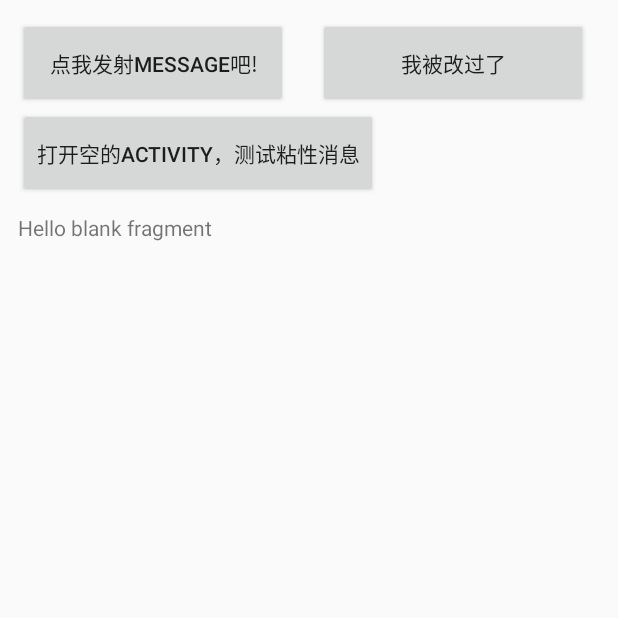
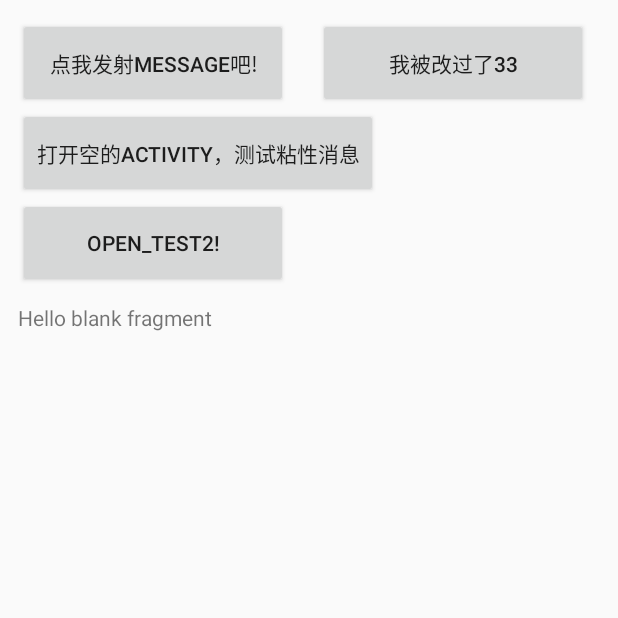
Before and after one commit to NobodyCaiCai/ThirdEventStudy, an Android app: the EventBusFragment screen opened directly, with no data from a screen before it, after a tap on "点我发射MESSAGE吧!", on a phone screen of 412 x 824 dp, the top half of it. Run offline under Robolectric (Android 15) with nearby library versions, the phone set to English and light mode, and no system bars; our stand-ins replace EventBus.

Commit message:
eventBus 源码调试2

```diff
--- a/app/src/main/AndroidManifest.xml
+++ b/app/src/main/AndroidManifest.xml
@@ -33,6 +33,10 @@
 
         <activity android:theme="@style/Theme.AppCompat.Light"
             android:name=".eventBus.EventBusTestActivitySon" />
+
+        <activity android:theme="@style/Theme.AppCompat.Light"
+            android:name=".eventBus.EventBusTestActivitySon2" />
+
     </application>
 
 </manifest>
--- a/app/src/main/java/com/caicai/thirdeventstudy/eventBus/EventBusFragment.kt
+++ b/app/src/main/java/com/caicai/thirdeventstudy/eventBus/EventBusFragment.kt
@@ -32,7 +32,7 @@ class EventBusFragment: Fragment() {
         EventBus.getDefault().unregister(this)
     }
 
-    @Subscribe(threadMode = ThreadMode.POSTING, priority = 10)
+    @Subscribe(threadMode = ThreadMode.POSTING, sticky = true ,priority = 10)
     fun handleEventBusMessage(msg: MessageEvent) {
         Toast.makeText(activity, "Fragment 收到消息: ${msg.message}", Toast.LENGTH_LONG).show()
     }
--- a/app/src/main/java/com/caicai/thirdeventstudy/eventBus/EventBusTestActivity.kt
+++ b/app/src/main/java/com/caicai/thirdeventstudy/eventBus/EventBusTestActivity.kt
@@ -37,6 +37,7 @@ open class EventBusTestActivity : AppCompatActivity(), View.OnClickListener {
         mChangeText = findViewById(R.id.btn_eventbus_text)
         findViewById<Button>(R.id.btn_eventbus_emit).setOnClickListener(this)
         findViewById<Button>(R.id.btn_open_empty).setOnClickListener(this)
+        findViewById<Button>(R.id.btn_eventbus_open_test2).setOnClickListener(this)
     }
 
     override fun onStart() {
@@ -51,18 +52,18 @@ open class EventBusTestActivity : AppCompatActivity(), View.OnClickListener {
 
     @Subscribe(threadMode = ThreadMode.POSTING, sticky = true, priority = 11)
     open fun handleEventBusMessage(msg: MessageEvent) {
-        Toast.makeText(this, "Activity 收到MessageEvent了， ${msg.message}", Toast.LENGTH_SHORT)
+        Toast.makeText(this, "parent Activity 收到MessageEvent了， ${msg.message}", Toast.LENGTH_SHORT)
             .show()
-        mChangeText?.text = "我被改过了"
+        mChangeText?.text = "我被改过了33"
         EventBus.getDefault().removeStickyEvent(msg)
 //        EventBus.getDefault().cancelEventDelivery(msg)
     }
 
     @Subscribe(threadMode = ThreadMode.POSTING, sticky = true, priority = 11)
     open fun handleEventBusMessage2(msg: MessageEvent) {
-        Toast.makeText(this, "Activity 收到MessageEvent了， ${msg.message}", Toast.LENGTH_SHORT)
+        Toast.makeText(this, "parent Activity 收到MessageEvent2了， ${msg.message}", Toast.LENGTH_SHORT)
             .show()
-        mChangeText?.text = "我被改过了"
+//        mChangeText?.text = "我被改过了2"
         EventBus.getDefault().removeStickyEvent(msg)
 //        EventBus.getDefault().cancelEventDelivery(msg)
     }
@@ -71,16 +72,16 @@ open class EventBusTestActivity : AppCompatActivity(), View.OnClickListener {
     override fun onClick(v: View?) {
         when (v?.id) {
             R.id.btn_eventbus_emit -> {
-//                Thread {
-//
-//                }.start()
-
                 EventBus.getDefault().post(MessageEvent("我是菜菜"))
                 Log.i(TAG, "this thread: ${Thread.currentThread().name}")
             }
 
             R.id.btn_open_empty -> {
                 startActivity(Intent(this, EventBusEmptyActivity::class.java))
+            }
+
+            R.id.btn_eventbus_open_test2 -> {
+                startActivity(Intent(this, EventBusTestActivitySon2::class.java))
             }
         }
     }
--- a/app/src/main/java/com/caicai/thirdeventstudy/eventBus/EventBusTestActivitySon.kt
+++ b/app/src/main/java/com/caicai/thirdeventstudy/eventBus/EventBusTestActivitySon.kt
@@ -8,7 +8,7 @@ import org.greenrobot.eventbus.ThreadMode
 class EventBusTestActivitySon: EventBusTestActivity() {
     @Subscribe(threadMode = ThreadMode.POSTING, sticky = true, priority = 11)
     override fun handleEventBusMessage(msg: MessageEvent) {
-        Toast.makeText(this, "Activity 收到MessageEvent了， ${msg.message}", Toast.LENGTH_SHORT)
+        Toast.makeText(this, "EventBusTestActivitySon Activity 收到MessageEvent了， ${msg.message}", Toast.LENGTH_SHORT)
             .show()
     }
 }
--- a/app/src/main/res/layout/activity_event_bus_test.xml
+++ b/app/src/main/res/layout/activity_event_bus_test.xml
@@ -31,6 +31,12 @@
         android:gravity="center"
         android:text="打开空的Activity，测试粘性消息" />
 
+    <Button
+        android:id="@+id/btn_eventbus_open_test2"
+        android:layout_width="180dp"
+        android:layout_height="60dp"
+        android:text="open_test2!" />
+
     <FrameLayout
         android:id="@+id/containerFragment"
         android:layout_width="match_parent"
```
Also changed, not shown: app/src/main/java/com/caicai/thirdeventstudy/eventBus/EventBusTestActivitySon2.kt (added, +16 -0 lines), 1 other file.
